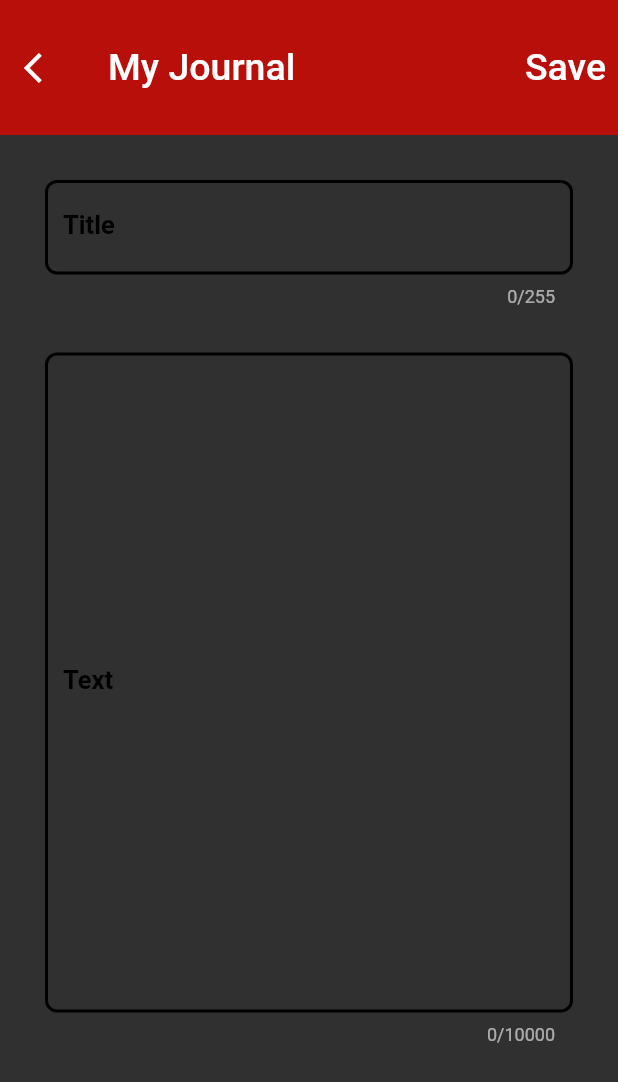
After one commit to dafin678/NoteDoteAndroid, a Flutter app: the AddJournal screen opened directly, on a phone screen of 412 x 824 dp. The commit adds this screen. Shown: the top 1082 px of the screen. Run offline on Flutter 3.47's test engine with Material 2 defaults, Android fonts, the phone set to English and light mode, and no system bars; our stand-ins replace google_fonts, shared_preferences; accounts and stored records are empty; network calls fail; Roboto replaces fonts that are missing (Ubuntu).

Commit message:
Personal Journal

```diff
--- a/lib/main.dart
+++ b/lib/main.dart
@@ -1,4 +1,5 @@
 import 'package:flutter/material.dart';
+import 'package:projek_akhir_f07/screens/journal_screen.dart';
 import 'package:provider/provider.dart';
 import 'package:projek_akhir_f07/cookie_request.dart';
 import '/widgets/main_drawer.dart';
@@ -44,6 +45,7 @@ class MyApp extends StatelessWidget {
             FridayScreen.routeName: (ctx) => const FridayScreen(),
             SaturdayScreen.routeName: (ctx) => const SaturdayScreen(),
             SundayScreen.routeName: (ctx) => const SundayScreen(),
+            PersonalJournal.routeName: (ctx) => PersonalJournal(),
 
           },
           onGenerateRoute: (settings) {
--- /dev/null
+++ b/lib/models/journal_model.dart
@@ -0,0 +1,16 @@
+class Journal {
+  int id;
+  String title;
+  String text;
+
+  Journal({
+    required this.id,
+    required this.title,
+    required this.text,});
+
+  factory Journal.fromJson(Map<String, dynamic> json) {
+    return Journal(
+        id: json['id'], title: json['title'], text: json['text']);
+  }
+  dynamic toJson() => {'id': id, 'title': title, 'text': text};
+}
--- /dev/null
+++ b/lib/screens/add-journal.dart
@@ -0,0 +1,161 @@
+// ignore: file_names
+// ignore: file_names
+// ignore: file_names
+
+// ignore_for_file: import_of_legacy_library_into_null_safe, avoid_unnecessary_containers, avoid_print, file_names, unused_import, prefer_const_constructors
+
+import 'package:flutter/material.dart';
+import 'package:google_fonts/google_fonts.dart';
+import 'package:projek_akhir_f07/screens/hex-color.dart';
+import 'package:projek_akhir_f07/screens/journal_repository.dart';
+import 'package:provider/provider.dart';
+
+class AddJournal extends StatefulWidget {
+  const AddJournal({ Key? key }) : super(key: key);
+
+  @override
+  _AddJournalState createState() => _AddJournalState();
+}
+
+class _AddJournalState extends State<AddJournal> {
+  final todoTitleController = TextEditingController();
+  final todoTextController = TextEditingController();
+
+  Repository repository = Repository();
+
+
+
+
+  @override
+  Widget build(BuildContext context) {
+
+
+
+    return Scaffold(
+      appBar: AppBar(
+          toolbarHeight: 90,
+          automaticallyImplyLeading: false,
+
+          backgroundColor: HexColor("#B80F0A"),
+          title: Text('My Journal',
+          style: GoogleFonts.ubuntu(
+            fontSize: 25,
+          )
+          ,),
+            elevation: 0,
+            leading: IconButton(
+                icon: Icon(Icons.arrow_back_ios, color: Colors.white),
+                onPressed: () {
+                  Navigator.of(context).popAndPushNamed('/home');
+                }),
+            actions: <Widget>[
+              TextButton(
+               onPressed: () async {
+              bool response = await repository.postData(todoTitleController.text, todoTextController.text);
+                if(response == true){
+                  Navigator.of(context).popAndPushNamed('/home');
+                }
+                else{
+                  // ignore: avoid_print
+                  print("ADA ERROR");
+                }
+              },
+                    child: Text('Save',
+                    style: GoogleFonts.ubuntu(
+                    fontSize: 25,
+                    ),),
+                    style: TextButton.styleFrom(
+                    primary: Colors.white,)),
+
+            ],
+          ),
+      body: Container(
+        margin: EdgeInsets.all(15),
+        child: Column(
+
+          children: [
+          Padding(
+                    padding: EdgeInsets.all(15),
+                    child: TextField(
+                      style: GoogleFonts.ubuntu(
+                            fontSize: 20,fontWeight: FontWeight.bold
+                      ),
+                      controller: todoTitleController,
+                      maxLength: 255,
+                      decoration: InputDecoration(
+                        labelText: 'Title',
+                        labelStyle: TextStyle(
+                          color: Colors.black,
+                          fontSize: 17,
+                          fontFamily: 'Ubuntu'
+                        ),
+                        focusedBorder: OutlineInputBorder(
+                          borderSide: BorderSide(
+                            color: Colors.black,
+                            width: 2,
+                          )
+                        ),
+                        // hintText: 'Title',
+                        border: OutlineInputBorder(
+                          borderSide: BorderSide(
+                            color:Colors.black,
+                          )
+                        ),
+                        enabledBorder: OutlineInputBorder(
+                          borderSide: BorderSide(
+                            color: Colors.black,
+                            width:2,
+                          ),
+                          borderRadius: BorderRadius.circular(8.0),
+                        )
+                      ),
+                    ),
+                  ),
+          Expanded(
+                  child: Padding(
+                    padding: EdgeInsets.all(15.0),
+                    child: TextField(
+                      style: GoogleFonts.ubuntu(
+                           fontSize:17, fontWeight: FontWeight.bold),
+                      keyboardType: TextInputType.multiline,
+                      maxLines: 20,
+                      maxLength: 10000,
+                      controller: todoTextController,
+                      decoration: InputDecoration(
+                        labelText: 'Text',
+                        labelStyle: TextStyle(
+                          color: Colors.black,
+                          fontSize: 17,
+                          fontFamily: 'Ubuntu'
+                        ),
+                        focusedBorder: OutlineInputBorder(
+                          borderSide: BorderSide(
+                            color: Colors.black,
+                            width: 2,
+                          )
+                        ),
+                        // hintText: 'Text Description',
+                         border: OutlineInputBorder(
+                          borderSide: BorderSide(
+                            color:Colors.black,
+                          )
+                        ),
+                        enabledBorder: OutlineInputBorder(
+                          borderSide: BorderSide(
+                            color: Colors.black,
+                            width:2,
+                          ),
+                          borderRadius: BorderRadius.circular(8.0),
+                        ),
+                      ),
+                    ),
+                  ),
+                ),
+
+        ],),
+      ),
+
+      );
+
+  }
+}
--- /dev/null
+++ b/lib/screens/hex-color.dart
@@ -0,0 +1,11 @@
+// ignore_for_file: file_names
+
+import 'package:flutter/material.dart';
+
+class HexColor extends Color {
+  static int _getColor(String hex) {
+    String formattedHex =  "FF" + hex.toUpperCase().replaceAll("#", "");
+    return int.parse(formattedHex, radix: 16);
+  }
+  HexColor(final String hex) : super(_getColor(hex));
+}
--- /dev/null
+++ b/lib/screens/journal_repository.dart
@@ -0,0 +1,90 @@
+// ignore_for_file: unnecessary_this
+
+import 'dart:convert';
+import 'package:flutter/material.dart';
+import 'package:http/http.dart' as http;
+import 'package:projek_akhir_f07/models/journal_model.dart';
+
+class Repository with ChangeNotifier {
+  //final _baseUrl = 'http://127.0.0.1:8000/journals/';
+  Repository() {
+    this.fetchTasks();
+  }
+
+  List<Journal> _todos = [];
+
+  List<Journal> get todos {
+    return [..._todos];
+  }
+
+
+  Future postData(String title, String text) async{
+      try {
+        final response = await http.post(Uri.parse('http://127.0.0.1:8000/api/journal/')
+        ,body: {"title":title, "text":text});
+        if (response.statusCode == 201){
+          notifyListeners();
+          return true;
+        }
+        else{
+          return false;
+        }
+      } catch (e) {
+          // ignore: avoid_print
+          print(e.toString());
+    }
+  }
+
+  Future putData(int id, String title, String text) async{
+    try {
+      final response = await http.put(Uri.parse('http://127.0.0.1:8000/api/journal/${id.toString()}/'),
+      body:{'title':title,'text':text});
+      if(response.statusCode == 200){
+        notifyListeners();
+        return true;
+      }
+      else{
+        return false;
+      }
+    } catch (e) {
+      // ignore: avoid_print
+      print(e.toString());
+    }
+  }
+
+  Future deleteData(int id) async{
+    try {
+      final response = await http.delete(Uri.parse('http://127.0.0.1:8000/api/journal/${id.toString()}/'));
+
+      if(response.statusCode == 204){
+        notifyListeners();
+        return true;
+
+      }
+      else{
+        return false;
+      }
+    } catch (e) {
+      // ignore: avoid_print
+      print(e.toString());
+    }
+  }
+
+
+
+
+
+
+
+
+
+  fetchTasks() async {
+    final url = 'http://127.0.0.1:8000/api/journal/?format=json';
+    final response = await http.get(Uri.parse(url));
+    if (response.statusCode == 200) {
+      var data = json.decode(response.body) as List;
+      _todos = data.map<Journal>((json) => Journal.fromJson(json)).toList();
+      notifyListeners();
+    }
+  }
+}
--- a/pubspec.yaml
+++ b/pubspec.yaml
@@ -37,6 +37,10 @@ dependencies:
   provider: ^6.0.1
   shared_preferences: ^2.0.11
   http: ^0.13.4
+  google_fonts: ^2.2.0
+  intl: 0.17.0
+  flutter_staggered_grid_view: 0.4.0
+  ubuntu_font_flutter: ^0.0.1
 
 dev_dependencies:
   flutter_test:
```
Also changed, not shown: lib/screens/journal_screen.dart (added, +167 -0 lines), lib/screens/update_journal.dart (added, +191 -0 lines), assets/fonts/Ubuntu-Regular.ttf (added), pubspec.lock.
